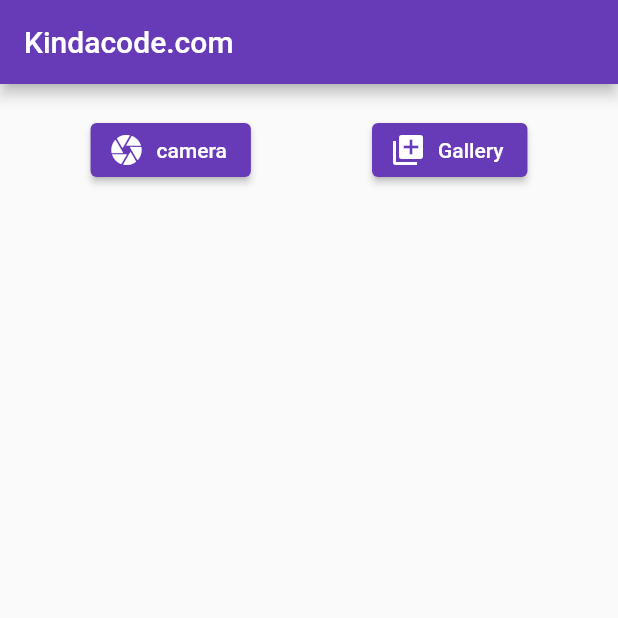
After one commit to Russellleung/CharaCrea, a Flutter app: the uploadImage screen opened directly, after a tap on "camera", on a phone screen of 412 x 824 dp, the top half of it. The commit adds this screen. Run offline on Flutter 3.47's test engine with Material 2 defaults, Android fonts, the phone set to English and light mode, and no system bars; our stand-ins replace cloud_firestore, dotted_border, firebase_auth, firebase_core, firebase_storage, flutter_form_builder and 6 more; missing offline and left inert: bottom_drawer, form_builder_image_picker; accounts and stored records are empty; network calls fail; statements that could not run were skipped.

Commit message:
add/delete/retrieve image

```diff
--- /dev/null
+++ b/lib/pages/test_upload_image.dart
@@ -0,0 +1,161 @@
+// main.dart
+import 'package:flutter/foundation.dart';
+import 'package:flutter/material.dart';
+import 'dart:io';
+import 'package:firebase_core/firebase_core.dart';
+import 'package:firebase_storage/firebase_storage.dart';
+import 'package:path/path.dart' as path;
+import 'package:image_picker/image_picker.dart';
+
+// void main() async {
+//   WidgetsFlutterBinding.ensureInitialized();
+//
+//   // Initialize a new Firebase App instance
+//   await Firebase.initializeApp();
+//   runApp(const TestUploadImage());
+// }
+
+class TestUploadImage extends StatelessWidget {
+  const TestUploadImage({Key? key}) : super(key: key);
+
+  @override
+  Widget build(BuildContext context) {
+    return MaterialApp(
+      // Remove the debug banner
+      debugShowCheckedModeBanner: false,
+      title: 'Kindacode.com',
+      theme: ThemeData(primarySwatch: Colors.green),
+      home: const uploadImage(),
+    );
+  }
+}
+
+class uploadImage extends StatefulWidget {
+  const uploadImage({Key? key}) : super(key: key);
+
+  @override
+  _HomePageState createState() => _HomePageState();
+}
+
+class _HomePageState extends State<uploadImage> {
+  FirebaseStorage storage = FirebaseStorage.instance;
+
+  // Select and image from the gallery or take a picture with the camera
+  // Then upload to Firebase Storage
+  Future<void> _upload(String inputSource) async {
+    final picker = ImagePicker();
+    XFile? pickedImage;
+    try {
+      pickedImage = await picker.pickImage(source: inputSource == 'camera' ? ImageSource.camera : ImageSource.gallery, maxWidth: 1920);
+
+      final String fileName = path.basename(pickedImage!.path);
+      File imageFile = File(pickedImage.path);
+
+      try {
+        // Uploading the selected image with some custom meta data
+        await storage
+            .ref(fileName)
+            .putFile(imageFile, SettableMetadata(customMetadata: {'uploaded_by': 'A bad guy', 'description': 'Some description...'}));
+        // Refresh the UI
+        setState(() {});
+      } on FirebaseException catch (error) {
+        if (kDebugMode) {
+          print(error);
+        }
+      }
+    } catch (err) {
+      if (kDebugMode) {
+        print(err);
+      }
+    }
+  }
+
+  // Retriew the uploaded images
+  // This function is called when the app launches for the first time or when an image is uploaded or deleted
+  Future<List<Map<String, dynamic>>> _loadImages() async {
+    List<Map<String, dynamic>> files = [];
+
+    final ListResult result = await storage.ref().list();
+    final List<Reference> allFiles = result.items;
+
+    await Future.forEach<Reference>(allFiles, (file) async {
+      final String fileUrl = await file.getDownloadURL();
+      final FullMetadata fileMeta = await file.getMetadata();
+      files.add({
+        "url": fileUrl,
+        "path": file.fullPath,
+        "uploaded_by": fileMeta.customMetadata?['uploaded_by'] ?? 'Nobody',
+        "description": fileMeta.customMetadata?['description'] ?? 'No description'
+      });
+    });
+
+    return files;
+  }
+
+  // Delete the selected image
+  // This function is called when a trash icon is pressed
+  Future<void> _delete(String ref) async {
+    await storage.ref(ref).delete();
+    // Rebuild the UI
+    setState(() {});
+  }
+
+  @override
+  Widget build(BuildContext context) {
+    return Scaffold(
+      appBar: AppBar(
+        title: const Text('Kindacode.com'),
+      ),
+      body: Padding(
+        padding: const EdgeInsets.all(20),
+        child: Column(
+          children: [
+            Row(
+              mainAxisAlignment: MainAxisAlignment.spaceAround,
+              children: [
+                ElevatedButton.icon(onPressed: () => _upload('camera'), icon: const Icon(Icons.camera), label: const Text('camera')),
+                ElevatedButton.icon(onPressed: () => _upload('gallery'), icon: const Icon(Icons.library_add), label: const Text('Gallery')),
+              ],
+            ),
+            Expanded(
+              child: FutureBuilder(
+                future: _loadImages(),
+                builder: (context, AsyncSnapshot<List<Map<String, dynamic>>> snapshot) {
+                  if (snapshot.connectionState == ConnectionState.done) {
+                    return ListView.builder(
+                      itemCount: snapshot.data?.length ?? 0,
+                      itemBuilder: (context, index) {
+                        final Map<String, dynamic> image = snapshot.data![index];
+
+                        return Card(
+                          margin: const EdgeInsets.symmetric(vertical: 10),
+                          child: ListTile(
+                            dense: false,
+                            leading: Image.network(image['url']),
+                            title: Text(image['uploaded_by']),
+                            subtitle: Text(image['description']),
+                            trailing: IconButton(
+                              onPressed: () => _delete(image['path']),
+                              icon: const Icon(
+                                Icons.delete,
+                                color: Colors.red,
+                              ),
+                            ),
+                          ),
+                        );
+                      },
+                    );
+                  }
+
+                  return const Center(
+                    child: CircularProgressIndicator(),
+                  );
+                },
+              ),
+            ),
+          ],
+        ),
+      ),
+    );
+  }
+}
--- a/pubspec.yaml
+++ b/pubspec.yaml
@@ -47,6 +47,8 @@ dependencies:
   dotted_border: ^2.0.0+2
   image_cropper: ^2.0.2
   ui_helper: ^1.1.0
+  firebase_storage: ^10.2.15
+  fluttertoast: ^8.0.9
 
 dev_dependencies:
   flutter_test:
```
Also changed, not shown: lib/pages/imageCropper.dart (+67 -5 lines), lib/pages/rootPage.dart (+8 -5 lines), pubspec.lock.
